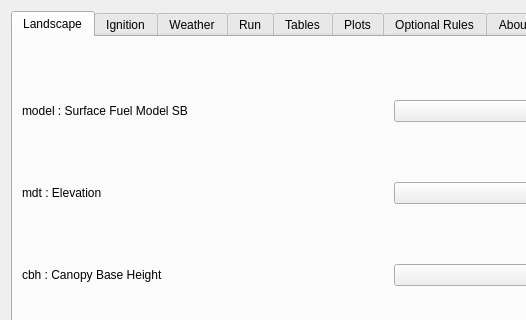
Before: the Qt Designer form fire2am_dialog_base.ui in fdobad/fire2am-kitral, drawn with Qt 5; both pictures show x 0 to 526 and y 0 to 320 of the 782 by 665 pixel window.
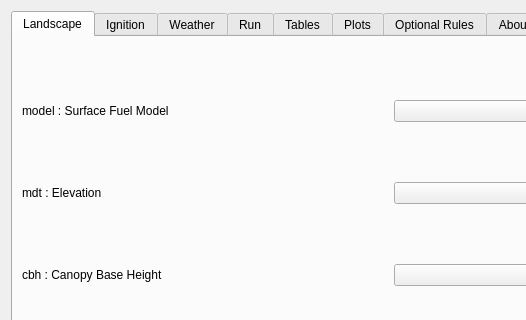
After: the same form once the commit is applied. The open tabs and pages were chosen to show the change. Custom widgets are drawn as their Qt base class.

Diff of the .ui file:
```diff
--- a/fire2am_dialog_base.ui
+++ b/fire2am_dialog_base.ui
@@ -105,7 +105,7 @@
        <item row="0" column="0">
         <widget class="QLabel" name="label_5">
          <property name="text">
-          <string>model : Surface Fuel Model SB</string>
+          <string>model : Surface Fuel Model</string>
          </property>
         </widget>
        </item>
```
